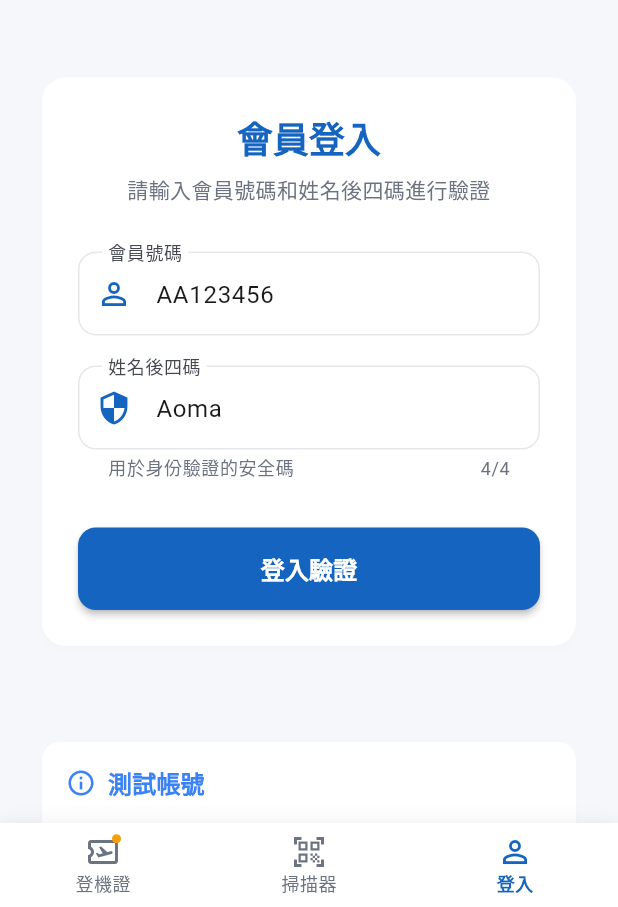
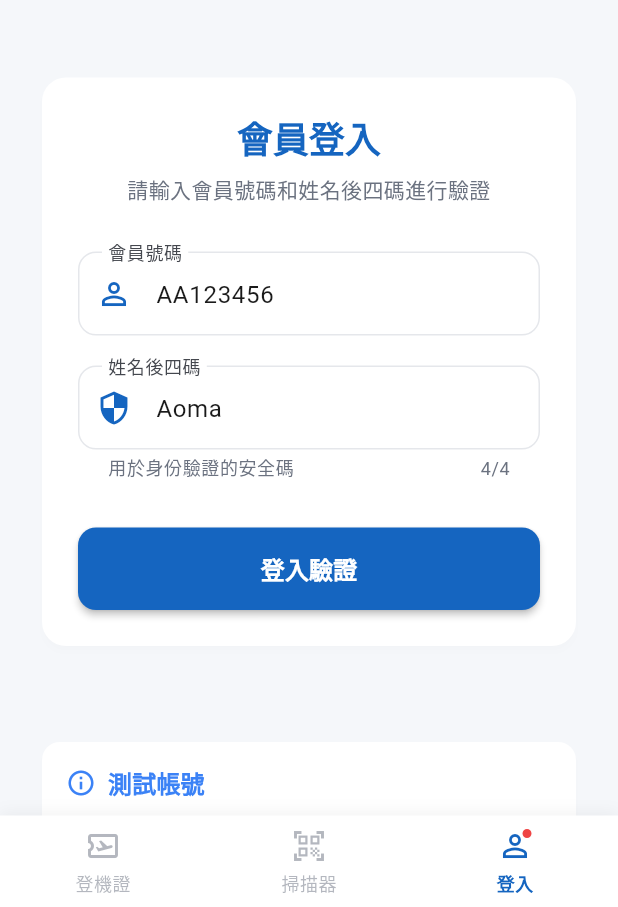
Before and after one commit to cyan92128505/airline_connect, a Flutter app: the screen it shows after launch, on a phone screen of 412 x 824 dp, the part 329-1236 px from its top. Run offline on Flutter 3.47's test engine with Material 3 defaults, Android fonts, the phone set to English and light mode, and no system bars; our stand-ins replace dartz, flutter_hooks, flutter_riverpod, flutter_secure_storage, flutter_svg, freezed_annotation and 9 more; generated files the repository leaves out were written again.

Commit message:
feat: disable ripple effects for unauthenticated navigation items

```diff
--- a/lib/features/shared/presentation/widgets/app_navigation_bar.dart
+++ b/lib/features/shared/presentation/widgets/app_navigation_bar.dart
@@ -28,54 +28,101 @@ class AppNavigationBar extends StatelessWidget {
         ],
       ),
       child: SafeArea(
-        child: BottomNavigationBar(
-          currentIndex: currentIndex,
-          onTap: onTap,
-          type: BottomNavigationBarType.fixed,
-          backgroundColor: Colors.transparent,
-          elevation: 0,
-          selectedItemColor: AppColors.primary,
-          unselectedItemColor: AppColors.textSecondary,
-          selectedLabelStyle: const TextStyle(
+        child: Row(
+          children: [
+            _buildNavItem(
+              index: 0,
+              icon: Icons.airplane_ticket_outlined,
+              activeIcon: Icons.airplane_ticket,
+              label: '登機證',
+              isEnabled: isAuthenticated,
+            ),
+            _buildNavItem(
+              index: 1,
+              icon: Icons.qr_code_scanner_outlined,
+              activeIcon: Icons.qr_code_scanner,
+              label: '掃描器',
+              isEnabled: isAuthenticated,
+            ),
+            _buildProfileNavItem(),
+          ],
+        ),
+      ),
+    );
+  }
+
+  Widget _buildNavItem({
+    required int index,
+    required IconData icon,
+    required IconData activeIcon,
+    required String label,
+    required bool isEnabled,
+  }) {
+    final isSelected = currentIndex == index;
+
+    return Expanded(
+      child: Material(
+        color: Colors.transparent,
+        child: InkWell(
+          splashColor: isEnabled ? null : Colors.transparent,
+          highlightColor: isEnabled ? null : Colors.transparent,
+          onTap: () => onTap(index),
+          child: Opacity(
+            opacity: isEnabled ? 1.0 : 0.5,
+            child: Container(
+              padding: const EdgeInsets.symmetric(vertical: 8),
+              child: Column(
+                mainAxisSize: MainAxisSize.min,
+                children: [
+                  Icon(
+                    isSelected ? activeIcon : icon,
+                    color: isSelected
+                        ? AppColors.primary
+                        : AppColors.textSecondary,
+                  ),
+                  const SizedBox(height: 4),
+                  Text(
+                    label,
+                    style: TextStyle(
                       fontSize: 12,
-            fontWeight: FontWeight.w600,
-          ),
-          unselectedLabelStyle: const TextStyle(
-            fontSize: 12,
-            fontWeight: FontWeight.normal,
-          ),
-          items: [
-            BottomNavigationBarItem(
-              icon: Stack(
-                children: [
-                  const Icon(Icons.airplane_ticket_outlined),
-                  if (!isAuthenticated)
-                    Positioned(
-                      right: 0,
-                      top: 0,
-                      child: Container(
-                        width: 6,
-                        height: 6,
-                        decoration: BoxDecoration(
-                          color: AppColors.warning,
-                          shape: BoxShape.circle,
-                        ),
+                      fontWeight: isSelected
+                          ? FontWeight.w600
+                          : FontWeight.normal,
+                      color: isSelected
+                          ? AppColors.primary
+                          : AppColors.textSecondary,
                     ),
                   ),
                 ],
               ),
-              activeIcon: const Icon(Icons.airplane_ticket),
-              label: '登機證',
             ),
-            const BottomNavigationBarItem(
-              icon: Icon(Icons.qr_code_scanner_outlined),
-              activeIcon: Icon(Icons.qr_code_scanner),
-              label: '掃描器',
           ),
-            BottomNavigationBarItem(
-              icon: Stack(
+        ),
+      ),
+    );
+  }
+
+  Widget _buildProfileNavItem() {
+    final isSelected = currentIndex == 2;
+
+    return Expanded(
+      child: Material(
+        color: Colors.transparent,
+        child: InkWell(
+          onTap: () => onTap(2),
+          child: Container(
+            padding: const EdgeInsets.symmetric(vertical: 8),
+            child: Column(
+              mainAxisSize: MainAxisSize.min,
               children: [
-                  Icon(isAuthenticated ? Icons.person : Icons.person_outline),
+                Stack(
+                  children: [
+                    Icon(
+                      isAuthenticated ? Icons.person : Icons.person_outline,
+                      color: isSelected
+                          ? AppColors.primary
+                          : AppColors.textSecondary,
+                    ),
                     if (!isAuthenticated)
                       Positioned(
                         right: 0,
@@ -95,12 +142,22 @@ class AppNavigationBar extends StatelessWidget {
                       ),
                   ],
                 ),
-              activeIcon: Icon(
-                isAuthenticated ? Icons.person : Icons.person_outline,
+                const SizedBox(height: 4),
+                Text(
+                  isAuthenticated ? '會員' : '登入',
+                  style: TextStyle(
+                    fontSize: 12,
+                    fontWeight: isSelected
+                        ? FontWeight.w600
+                        : FontWeight.normal,
+                    color: isSelected
+                        ? AppColors.primary
+                        : AppColors.textSecondary,
                   ),
-              label: isAuthenticated ? '會員' : '登入',
                 ),
               ],
+            ),
+          ),
         ),
       ),
     );
```
Lines whose indentation alone changed are shown as unchanged.
